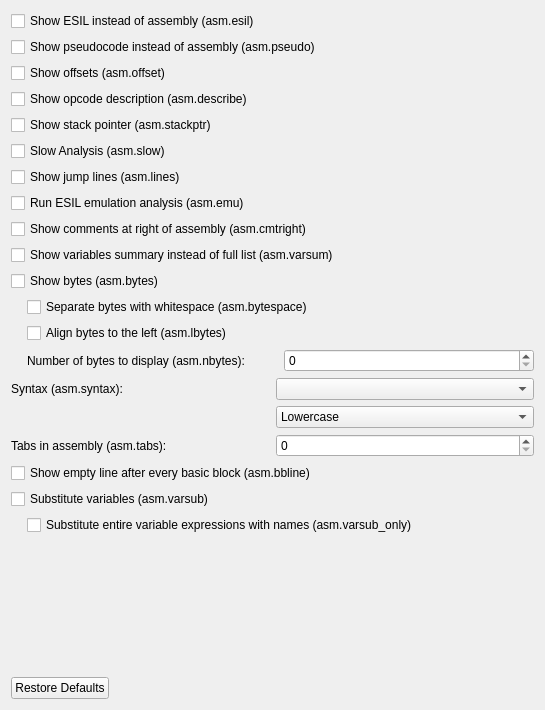
First picture: the form in src/dialogs/preferences/AsmOptionsWidget.ui, repository rizinorg/cutter, before the edit.
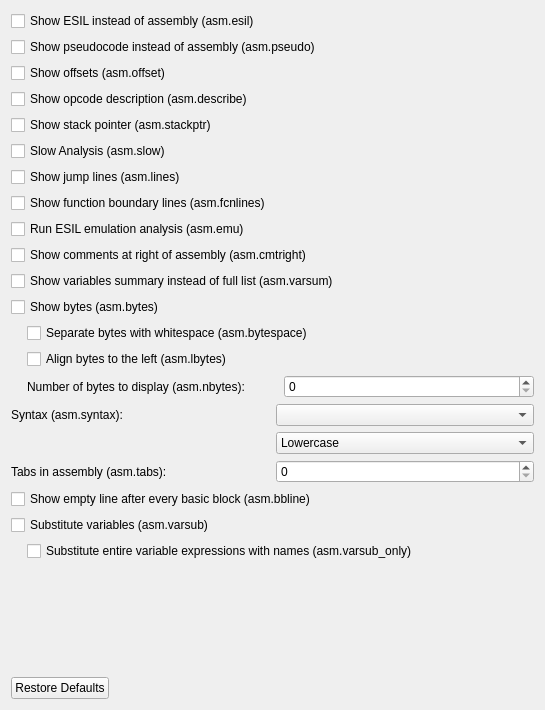
Second picture: the form after the edit.

Commit message: Add asm.fcnlines option (Fix #248)

```diff
--- a/src/dialogs/preferences/AsmOptionsWidget.ui
+++ b/src/dialogs/preferences/AsmOptionsWidget.ui
@@ -63,6 +63,13 @@
      </property>
     </widget>
    </item>
+   <item>
+    <widget class="QCheckBox" name="fcnlinesCheckBox">
+     <property name="text">
+      <string>Show function boundary lines (asm.fcnlines)</string>
+     </property>
+    </widget>
+   </item>
    <item>
     <widget class="QCheckBox" name="emuCheckBox">
      <property name="text">
```
The commit also changes 5 other files.
